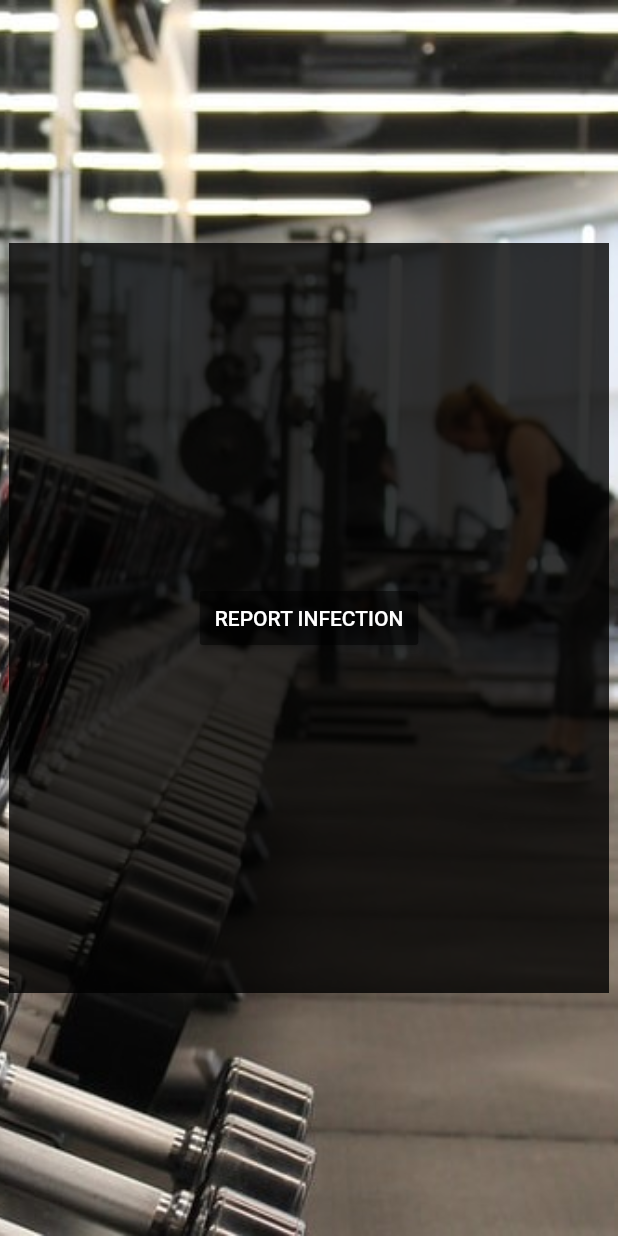
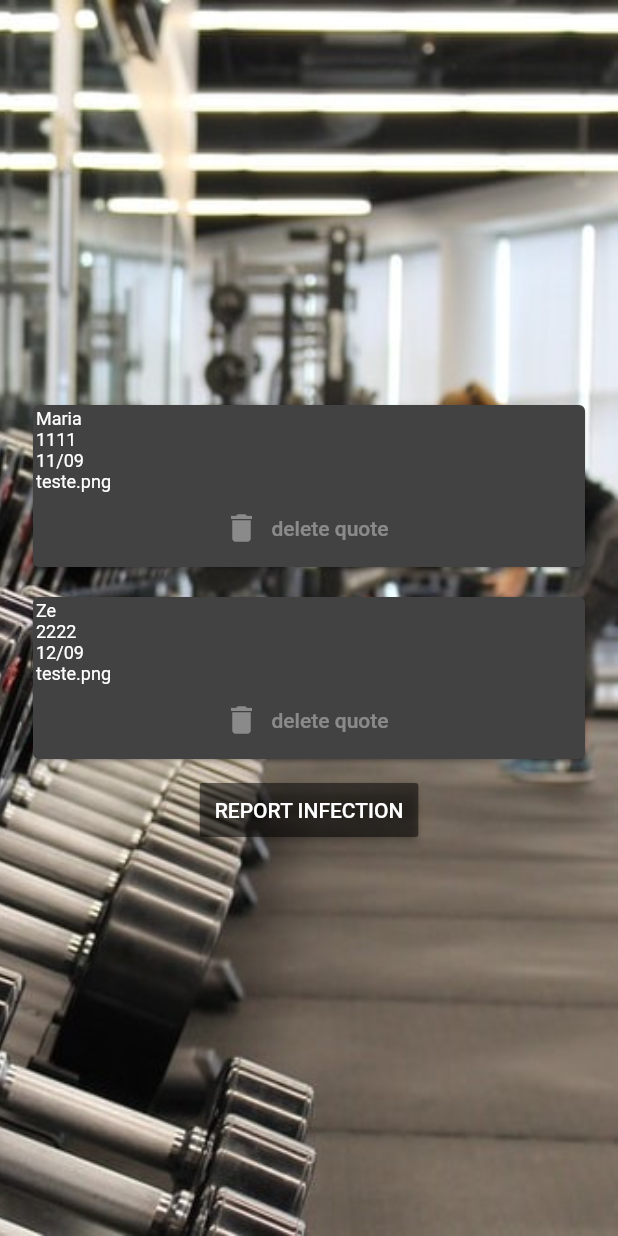
Before and after one commit to BernardoFaria/CCU, a Flutter app: the InfectionControl screen opened by its route, on a phone screen of 412 x 824 dp. Run offline on Flutter 3.47's test engine with Material 2 defaults, Android fonts, the phone set to English and light mode, and no system bars; our stand-ins replace datetime_picker_formfield, flutter_spinkit; network calls fail.

Commit message:
report infection passing information

```diff
--- a/lib/pages/infection_control.dart
+++ b/lib/pages/infection_control.dart
@@ -1,10 +1,30 @@
 import 'package:flutter/cupertino.dart';
 import 'package:flutter/material.dart';
+import 'package:trainsafe/report_card.dart';
 
-class InfectionControl extends StatelessWidget {
+import '../report.dart';
+
+class InfectionControl extends StatefulWidget {
+  @override
+  _InfectionState createState() => _InfectionState();
+}
+
+class _InfectionState extends State<InfectionControl> {
   String s ='ola';
+
+  List<Report> reports = [
+    Report(name: 'Maria', cc: '1111', lastSession: '11/09', covidTest: 'teste.png'),
+    Report(name: 'Ze', cc: '2222', lastSession: '12/09', covidTest: 'teste.png')
+  ];
+
+  Report data;
+
   @override
   Widget build(BuildContext context) {
+
+    data = ModalRoute.of(context).settings.arguments;
+    (data != null) ? reports.add(data) : print("data is null");
+
     return Container(
         decoration: BoxDecoration(
           image: DecorationImage(
@@ -22,11 +42,16 @@ class InfectionControl extends StatelessWidget {
                 height: 500.0,
 
 
-                child: Container(
-                  color: Colors.black.withOpacity(0.8),
                 child: Column(
                     mainAxisAlignment: MainAxisAlignment.center,
                     children: <Widget>[
+
+                      SizedBox(),
+
+                      Column(
+
+                        children: reports.map((quote) => ReportCard(quote: quote)).toList(),
+                      ),
 
                       RaisedButton(
 
@@ -41,14 +66,11 @@ class InfectionControl extends StatelessWidget {
                           mainAxisAlignment: MainAxisAlignment.spaceEvenly,
                           children: <Widget>[
                             Text('REPORT INFECTION'),
-                              // style: TextStyle(color: Colors.white),),
                           ],
                         ),
-                          // child: Text("BOOK IN ADVANCE"),
                       )
 
                     ]
-                  ),
                 ),
               ),
             )
--- a/lib/report.dart
+++ b/lib/report.dart
@@ -1,9 +1,9 @@
 class Report {
 
   String name;
-  int cc;
-  DateTime lastSession;
-  int covidTest;
+  String cc;
+  String lastSession;
+  String covidTest;
 
   Report({  this.name,  this.cc, this.lastSession, this.covidTest });
 }
--- a/lib/report_card.dart
+++ b/lib/report_card.dart
@@ -11,7 +11,7 @@ class ReportCard extends StatelessWidget {
   @override
   Widget build(BuildContext context) {
     return Card(
-        margin: const EdgeInsets.fromLTRB(1.0, 16.0, 16.0, 0),
+        margin: const EdgeInsets.fromLTRB(16.0, 10.0, 16.0, 10.0),
         child: Padding(
           padding: const EdgeInsets.all(2.0),
           child: Column(
@@ -21,29 +21,28 @@ class ReportCard extends StatelessWidget {
                 quote.name,
                 style: TextStyle(
                   fontSize: 12.0,
-                  color: Colors.grey[600],
+                  color: Colors.white,
                 ),
               ),
-              SizedBox(height: 2.0),
               Text(
                 quote.cc.toString(),
                 style: TextStyle(
                   fontSize: 12.0,
-                  color: Colors.grey[800],
+                  color: Colors.white,
                 ),
               ),
               Text(
-                quote.lastSession.toString(),
+                quote.lastSession,
                 style: TextStyle(
                   fontSize: 12.0,
-                  color: Colors.grey[800],
+                  color: Colors.white,
                 ),
               ),
               Text(
-                quote.covidTest.toString(),
+                quote.covidTest,
                 style: TextStyle(
                   fontSize: 12.0,
-                  color: Colors.grey[800],
+                  color: Colors.white,
                 ),
               ),
               FlatButton.icon(
--- a/pubspec.yaml
+++ b/pubspec.yaml
@@ -51,6 +51,7 @@ flutter:
     - assets/images/homepage.png
     - assets/images/homephoto2.jpg
     - assets/images/trainsafe.png
+    - assets/images/teste.png
 
 
   # The following line ensures that the Material Icons font is
```
Also changed, not shown: lib/pages/report_infection.dart (+23 -3 lines), assets/images/teste.png (added). Lines whose indentation alone changed are shown as unchanged.
